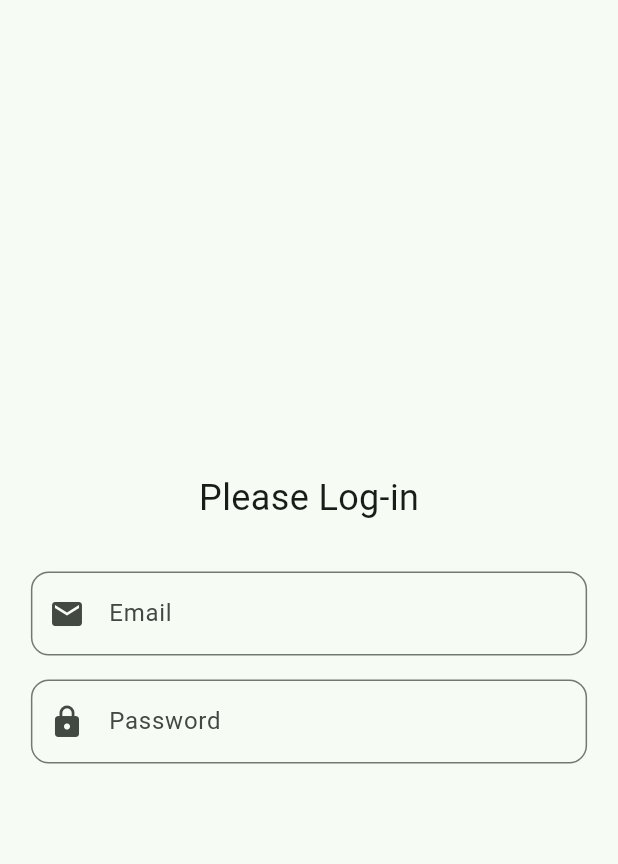
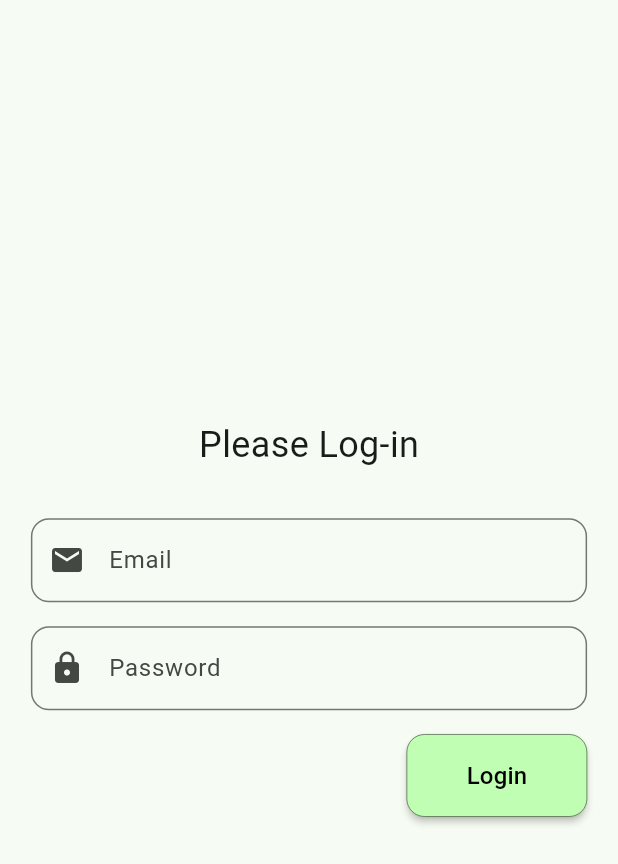
Before and after one commit to ObedDM/Fitness-system-project, a Flutter app: the screen it shows after launch, on a phone screen of 412 x 824 dp. Shown: the top 864 px of the screen. Run offline on Flutter 3.47's test engine with Material 3 defaults, Android fonts, the light colour scheme and no system bars.

Commit message:
Add: non-functional login button

```diff
--- a/mobile/lib/features/auth/screens/login_screen.dart
+++ b/mobile/lib/features/auth/screens/login_screen.dart
@@ -58,6 +58,39 @@
                           ),
                         ),
                       ),
+
+                      // Blank space
+                      const SizedBox(height: 16),
+
+                      Row(
+                        mainAxisAlignment: MainAxisAlignment.end,
+                        children: [
+                          // Login Button
+                          MaterialButton(
+                            onPressed: () => {},
+                            color: const Color.fromARGB(255, 192, 255, 179),
+                            padding: const EdgeInsets.symmetric(
+                              horizontal: 40,
+                              vertical: 16,
+                            ),
+                            shape: RoundedRectangleBorder(
+                              borderRadius: BorderRadius.circular(12),
+                              side: BorderSide(
+                                color: Colors.black,
+                                width: 0.3
+                              )
+                            ),
+                            child: const Text(
+                              'Login',
+                              style: TextStyle(
+                                color: Colors.black,
+                                fontSize: 16,
+                              ),
+                            ),
+                          ),
+                        ],
+                      ),
+
                     ],
                   ),
               ),
```
